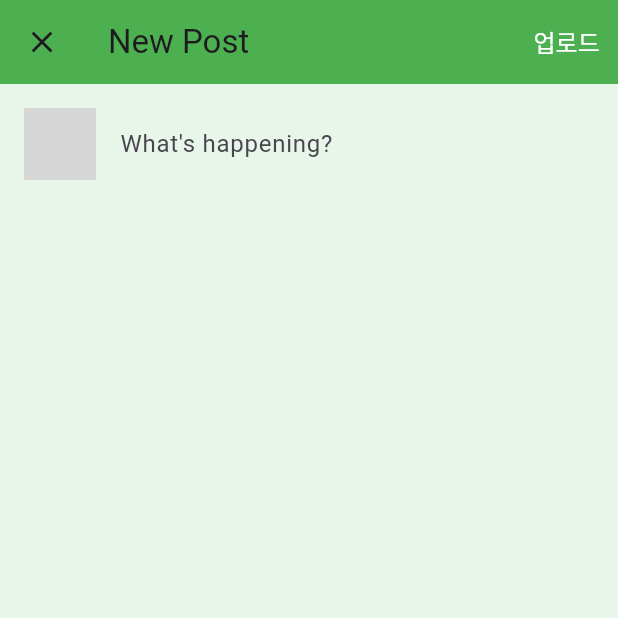
After one commit to zzozzo0427/MAD_team_project, a Flutter app: the HomeScreen screen opened by its route, item 4 of the bottom bar chosen, after a tap on the "create" icon, on a phone screen of 412 x 824 dp, the top half of it. The commit adds this screen. Run offline on Flutter 3.47's test engine with Material 3 defaults, Android fonts, the phone set to English and light mode, and no system bars; our stand-ins replace cloud_firestore, firebase_auth, firebase_core, google_sign_in, lottie; missing offline and left inert: map_launcher; accounts and stored records are empty; network calls fail; grey boxes are pictures that could not be loaded.

Commit message:
CRD까지 구현

```diff
--- /dev/null
+++ b/lib/add.dart
@@ -0,0 +1,81 @@
+import 'package:flutter/material.dart';
+import 'package:cloud_firestore/cloud_firestore.dart';
+import 'package:firebase_auth/firebase_auth.dart';
+
+class AddPostPage extends StatefulWidget {
+  @override
+  _AddPostPageState createState() => _AddPostPageState();
+}
+
+class _AddPostPageState extends State<AddPostPage> {
+  final TextEditingController _textController = TextEditingController();
+
+  void _submitPost() async {
+    final currentUser = FirebaseAuth.instance.currentUser;
+    if (currentUser == null || _textController.text.isEmpty) return;
+
+    await FirebaseFirestore.instance.collection('post').add({
+      'name': currentUser.displayName ?? 'Anonymous',
+      'context': _textController.text,
+      'likes': 0,
+      'uid': currentUser.uid,
+      'date': FieldValue.serverTimestamp(),
+    });
+
+    Navigator.pop(context);
+  }
+
+  @override
+  Widget build(BuildContext context) {
+    final currentUser = FirebaseAuth.instance.currentUser;
+    final String profileImageUrl = currentUser?.photoURL ?? 'https://www.example.com/default_profile_image.png'; // 기본 이미지 URL로 대체
+
+    return Scaffold(
+      appBar: AppBar(
+        leading: IconButton(
+          icon: Icon(Icons.close),
+          onPressed: () => Navigator.pop(context),
+        ),
+        title: Text('New Post'),
+        actions: [
+          TextButton(
+            onPressed: _submitPost,
+            child: Text(
+              '업로드',
+              style: TextStyle(color: Colors.white, fontSize: 16),
+            ),
+          ),
+        ],
+        backgroundColor: Colors.green,
+      ),
+      body: Padding(
+        padding: const EdgeInsets.all(16.0),
+        child: Column(
+          children: [
+            Row(
+              crossAxisAlignment: CrossAxisAlignment.start,
+              children: [
+                CircleAvatar(
+                  backgroundImage: NetworkImage(profileImageUrl),
+                  radius: 24,
+                ),
+                SizedBox(width: 16),
+                Expanded(
+                  child: TextField(
+                    controller: _textController,
+                    maxLines: null,
+                    decoration: InputDecoration(
+                      hintText: 'What\'s happening?',
+                      border: InputBorder.none,
+                    ),
+                  ),
+                ),
+              ],
+            ),
+          ],
+        ),
+      ),
+      backgroundColor: Colors.green[50],
+    );
+  }
+}
--- a/lib/app.dart
+++ b/lib/app.dart
@@ -1,11 +1,13 @@
 import 'package:flutter/material.dart';
 import 'package:mad_real_project/challenge.dart';
+import 'package:mad_real_project/community.dart';
 import 'map.dart';
 import 'login.dart';
 import 'splash.dart';
 import 'home.dart';
 import 'rank.dart';
 import 'profile.dart';
+import 'add.dart';
 
 class MyApp extends StatelessWidget {
   @override
@@ -24,6 +26,8 @@ class MyApp extends StatelessWidget {
         '/rank': (context) => LeaderBoard(),
         '/profile': (context) => ProfileScreen(),
         '/challenge': (context) => ChallengeScreen(),
+        '/community': (context) => CommunityPage(),
+        '/add': (context) => AddPostPage(),
       },
     );
   }
--- /dev/null
+++ b/lib/community.dart
@@ -0,0 +1,207 @@
+import 'package:flutter/material.dart';
+import 'package:cloud_firestore/cloud_firestore.dart';
+import 'package:firebase_auth/firebase_auth.dart';
+
+class CommunityPage extends StatelessWidget {
+  @override
+  Widget build(BuildContext context) {
+    return MaterialApp(
+      title: "Community Board",
+      theme: ThemeData(
+        primaryColor: Colors.green,
+      ),
+      home: Scaffold(
+        appBar: AppBar(
+          title: Text("Community Board"),
+          elevation: 4.0,
+        ),
+        body: PostList(),
+        floatingActionButton: FloatingActionButton(
+          onPressed: () {
+            Navigator.pushNamed(context, '/add'); // add.dart로 이동
+          },
+          child: Icon(Icons.create),
+          backgroundColor: Colors.green,
+        ),
+      ),
+    );
+  }
+}
+
+class PostList extends StatelessWidget {
+  @override
+  Widget build(BuildContext context) {
+    return StreamBuilder<QuerySnapshot>(
+      stream: FirebaseFirestore.instance.collection('post').snapshots(),
+      builder: (context, snapshot) {
+        if (!snapshot.hasData) {
+          return Center(child: CircularProgressIndicator());
+        }
+        final posts = snapshot.data!.docs;
+        List<Widget> postWidgets = [];
+        for (var post in posts) {
+          final postData = post.data() as Map<String, dynamic>;
+          final postWidget = PostItem(
+            postId: post.id,
+            name: postData['name'],
+            p_context: postData['context'],
+            likes: postData['likes'] ?? 0,
+            uid: postData['uid'],
+          );
+          postWidgets.add(postWidget);
+        }
+        return ListView(
+          children: postWidgets,
+        );
+      },
+    );
+  }
+}
+
+class PostItem extends StatefulWidget {
+  final String postId;
+  final String name;
+  final String p_context;
+  final int likes;
+  final String uid;
+
+  PostItem({
+    required this.postId,
+    required this.name,
+    required this.p_context,
+    required this.likes,
+    required this.uid,
+  });
+
+  @override
+  _PostItemState createState() => _PostItemState();
+}
+
+class _PostItemState extends State<PostItem> {
+  bool isLiked = false;
+  late int likeCount;
+
+  @override
+  void initState() {
+    super.initState();
+    likeCount = widget.likes;
+    checkIfLiked();
+  }
+
+  void checkIfLiked() async {
+    final currentUser = FirebaseAuth.instance.currentUser;
+    if (currentUser != null) {
+      final likeDoc = await FirebaseFirestore.instance
+          .collection('post')
+          .doc(widget.postId)
+          .collection('likes')
+          .doc(currentUser.uid)
+          .get();
+
+      setState(() {
+        isLiked = likeDoc.exists;
+      });
+    }
+  }
+
+  void toggleLike() async {
+    final currentUser = FirebaseAuth.instance.currentUser;
+    if (currentUser == null) return;
+
+    final likeRef = FirebaseFirestore.instance
+        .collection('post')
+        .doc(widget.postId)
+        .collection('likes')
+        .doc(currentUser.uid);
+
+    if (isLiked) {
+      await likeRef.delete();
+      FirebaseFirestore.instance.collection('post').doc(widget.postId).update({'likes': FieldValue.increment(-1)});
+      setState(() {
+        likeCount -= 1;
+        isLiked = false;
+      });
+    } else {
+      await likeRef.set({});
+      FirebaseFirestore.instance.collection('post').doc(widget.postId).update({'likes': FieldValue.increment(1)});
+      setState(() {
+        likeCount += 1;
+        isLiked = true;
+      });
+    }
+  }
+
+  void deletePost() {
+    FirebaseFirestore.instance.collection('post').doc(widget.postId).delete();
+  }
+
+  @override
+  Widget build(BuildContext context) {
+    final currentUser = FirebaseAuth.instance.currentUser;
+
+    return Card(
+      margin: EdgeInsets.symmetric(vertical: 10.0, horizontal: 15.0),
+      child: Padding(
+        padding: const EdgeInsets.all(10.0),
+        child: Row(
+          crossAxisAlignment: CrossAxisAlignment.start,
+          children: [
+            CircleAvatar(
+              backgroundColor: Colors.blue,
+              child: Text(widget.name[0], style: TextStyle(color: Colors.white)),
+            ),
+            SizedBox(width: 10.0),
+            Expanded(
+              child: Column(
+                crossAxisAlignment: CrossAxisAlignment.start,
+                children: [
+                  Text(
+                    widget.name,
+                    style: TextStyle(
+                      fontSize: 16.0,
+                      fontWeight: FontWeight.bold,
+                    ),
+                  ),
+                  SizedBox(height: 5.0),
+                  Text(
+                    widget.p_context,
+                    style: TextStyle(
+                      fontSize: 14.0,
+                      color: Colors.black,
+                    ),
+                  ),
+                  SizedBox(height: 5.0),
+                  Row(
+                    mainAxisAlignment: MainAxisAlignment.start,
+                    children: [
+                      IconButton(
+                        icon: Icon(
+                          Icons.favorite,
+                          color: isLiked ? Colors.red : Colors.grey,
+                        ),
+                        onPressed: toggleLike,
+                      ),
+                      Text('$likeCount'),
+                      if (currentUser != null && currentUser.uid == widget.uid) ...[
+                        IconButton(
+                          icon: Icon(Icons.edit, color: Colors.grey),
+                          onPressed: () {
+                            Navigator.pushNamed(context, '/modify', arguments: widget.postId);
+                          },
+                        ),
+                        IconButton(
+                          icon: Icon(Icons.delete, color: Colors.grey),
+                          onPressed: deletePost,
+                        ),
+                      ],
+                    ],
+                  ),
+                ],
+              ),
+            ),
+          ],
+        ),
+      ),
+    );
+  }
+}
--- a/lib/home.dart
+++ b/lib/home.dart
@@ -168,7 +168,7 @@ class _HomeScreenState extends State<HomeScreen> {
               }
               if (index == 3) {
                 // map 아이콘 인덱스일 때
-                Navigator.pushNamed(context, '/map');
+                Navigator.pushNamed(context, '/community');
               }
             },
           );
```
